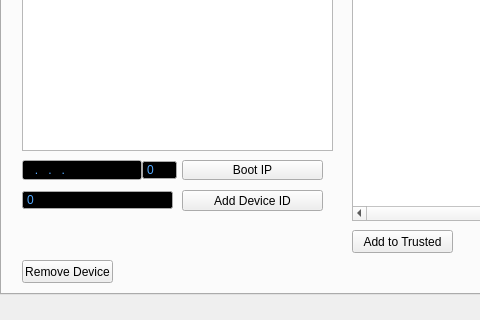
First picture: the form in ui/aradomain.ui, repository berndhs/arado, before the edit; both pictures show x 0 to 480 and y 285 to 605 of the 1093 by 605 pixel window.
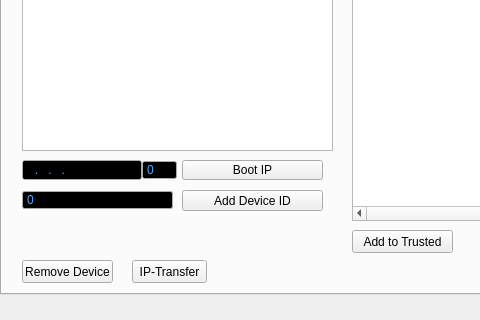
Second picture: the form after the edit. The open tabs and pages were chosen to show the change. Icons and pictures are not drawn.

Commit message: added transfer button with tooltip

What changed in the file:
```diff
--- a/ui/aradomain.ui
+++ b/ui/aradomain.ui
@@ -715,6 +715,22 @@
        <string>Add to Trusted</string>
       </property>
      </widget>
+     <widget class="QPushButton" name="pushButton_5">
+      <property name="geometry">
+       <rect>
+        <x>130</x>
+        <y>500</y>
+        <width>75</width>
+        <height>23</height>
+       </rect>
+      </property>
+      <property name="toolTip">
+       <string>Asks connected devices for their trusted, recomended and random Device IP-Lists. Trusted Devices are transferred to Recommended List. All other into Random List.</string>
+      </property>
+      <property name="text">
+       <string>IP-Transfer</string>
+      </property>
+     </widget>
     </widget>
     <widget class="QWidget" name="tab_settings">
      <attribute name="title">
```
Left out of the diff: 14 changed lines with no effect on the pictures.
